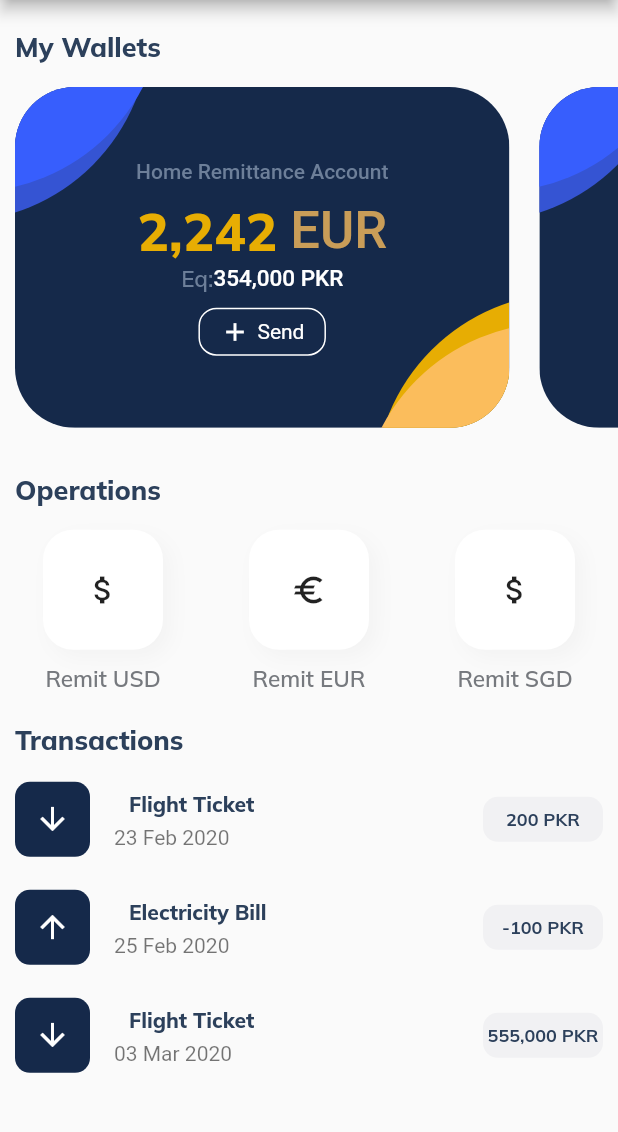
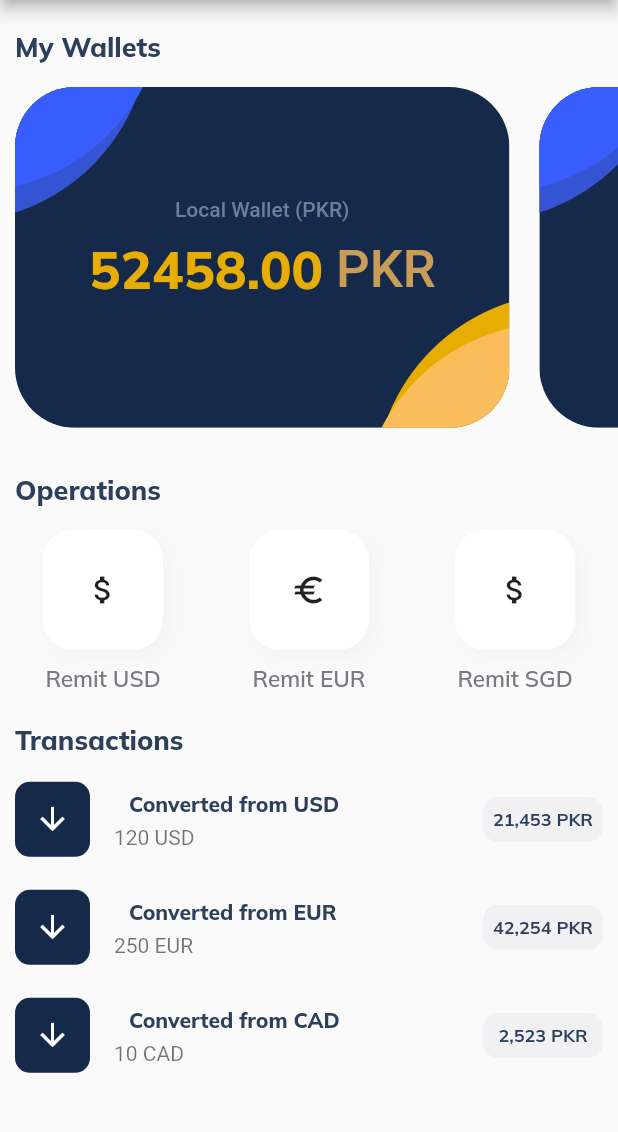
Before and after one commit to hamzakhurshid12/JSBank-Remittance-App, a Flutter app: the HomeView screen opened by its route, on a phone screen of 412 x 824 dp, the part 84-1216 px from its top. Run offline on Flutter 3.47's test engine with Material 2 defaults, Android fonts, the light colour scheme and no system bars; our stand-ins replace flutter_svg, get, google_fonts; missing offline and left inert: currency_picker, json_api; network calls fail.

Commit message:
- Completed Currency Conversion integration

```diff
--- /dev/null
+++ b/assets/models/all_transactions.json
@@ -0,0 +1,15 @@
+{"all_transactions": [
+  {
+    "title": "Remittance from USD",
+    "amount": 20450,
+    "currency": "PKR",
+    "buttonText": "200 USD"
+  },
+  {
+    "title": "Remittance from EUR",
+    "amount": 20450,
+    "currency": "PKR",
+    "buttonText": "250 EUR"
+  }
+]
+}
--- /dev/null
+++ b/assets/models/all_wallets.json
@@ -0,0 +1,9 @@
+{"all_wallets": [
+  {
+        "title": "USD",
+        "amount": 20.04,
+        "currency": "USD",
+        "buttonText": "Transfer"
+  }
+  ]
+}
--- a/lib/app/modules/home/views/home_view.dart
+++ b/lib/app/modules/home/views/home_view.dart
@@ -2,6 +2,7 @@ import 'package:flutter/material.dart';
 
 import 'package:get/get.dart';
 import 'package:google_fonts/google_fonts.dart';
+import 'package:jsbank_remittance/app/modules/transfer/controllers/transfer_controller.dart';
 import 'package:jsbank_remittance/app/modules/transfer/views/transfer_view.dart';
 import 'package:jsbank_remittance/app/utils/color_helper.dart';
 import 'package:jsbank_remittance/app/utils/widgets/balance_card.dart';
@@ -11,6 +12,9 @@ import 'package:jsbank_remittance/app/utils/widgets/text/title_text.dart';
 import '../controllers/home_controller.dart';
 
 class HomeView extends GetView<HomeController> {
+
+  final TransferController _transferController = Get.put(TransferController());
+
   @override
   Widget build(BuildContext context) {
     return Scaffold(
@@ -39,9 +43,17 @@ class HomeView extends GetView<HomeController> {
                 height: MediaQuery.of(context).size.width * 0.6,
                 child: ListView.builder(
                   scrollDirection: Axis.horizontal,
-                  itemCount: 3,
+                  itemCount: _transferController.allWallets.allWallets!.length,
                   // ignore: avoid_print
-                  itemBuilder: (_, index) => BalanceCard("Home Remittance Account","2,242","EUR","354,000 PKR","Send",(){print("onclick Send Remittance!");}),
+                  itemBuilder: (_, index) => BalanceCard(_transferController.allWallets.allWallets![index].title,
+                      _transferController.allWallets.allWallets![index].amount!.toStringAsFixed(2),
+                      _transferController.allWallets.allWallets![index].currency,
+                      _transferController.allWallets.allWallets![index].buttonText,
+                          (){
+                            _transferController.sendingCurrencyController.text = _transferController.allWallets.allWallets![index].currency!;
+                            _transferController.sendingAmountController.text = _transferController.allWallets.allWallets![index].amount!.toStringAsFixed(2);
+                            Get.to(TransferView());
+                          }),
                 )
             ),
             const Padding(
@@ -116,9 +128,9 @@ class HomeView extends GetView<HomeController> {
       padding: const EdgeInsets.symmetric(horizontal: 10.0),
       child: Column(
         children: <Widget>[
-          _transaction("Flight Ticket", "23 Feb 2020", true, "200 PKR"),
-          _transaction("Electricity Bill", "25 Feb 2020", false, "-100 PKR"),
-          _transaction("Flight Ticket", "03 Mar 2020", true, "555,000 PKR"),
+          _transaction("Converted from USD", "120 USD", true, "21,453 PKR"),
+          _transaction("Converted from EUR", "250 EUR", true, "42,254 PKR"),
+          _transaction("Converted from CAD", "10 CAD", true, "2,523 PKR"),
         ],
       ),
     );
--- a/lib/app/routes/app_pages.dart
+++ b/lib/app/routes/app_pages.dart
@@ -13,7 +13,7 @@ part 'app_routes.dart';
 class AppPages {
   AppPages._();
 
-  static const INITIAL = Routes.TRANSFER;
+  static const INITIAL = Routes.HOME;
 
   static final routes = [
     GetPage(
--- a/lib/app/utils/widgets/balance_card.dart
+++ b/lib/app/utils/widgets/balance_card.dart
@@ -8,12 +8,11 @@ class BalanceCard extends StatelessWidget {
   String? title;
   String? amount;
   String? currency;
-  String? equivalentAmount;
   String? buttonText;
   Function()? onClickButton;
 
 
-  BalanceCard(this.title, this.amount, this.currency, this.equivalentAmount,
+  BalanceCard(this.title, this.amount, this.currency,
       this.buttonText, this.onClickButton, {Key? key}) : super(key: key);
 
   @override
@@ -61,31 +60,11 @@ class BalanceCard extends StatelessWidget {
                         ),
                       ],
                     ),
-                    Row(
-                      mainAxisAlignment: MainAxisAlignment.center,
-                      children: <Widget>[
-                        Text(
-                          'Eq:',
-                          style: GoogleFonts.mulish(
-                              //textStyle: Theme.of(context).textTheme.display1,
-                              fontSize: 15,
-                              fontWeight: FontWeight.w600,
-                              color: ColorHelper.lightNavyBlue),
-                        ),
-                        Text(
-                          equivalentAmount!,
-                          style: const TextStyle(
-                              fontSize: 15,
-                              fontWeight: FontWeight.w500,
-                              color: Colors.white),
-                        ),
-                      ],
-                    ),
-                    SizedBox(
+                    const SizedBox(
                       height: 10,
                     ),
-                    Container(
-                        width: 85,
+                    buttonText!=""? Container(
+                        width: 90,
                         padding:
                         EdgeInsets.symmetric(horizontal: 5, vertical: 5),
                         decoration: BoxDecoration(
@@ -107,7 +86,7 @@ class BalanceCard extends StatelessWidget {
                             ],
                           )
                         ),
-                        )
+                        ) : Container(),
                   ],
                 ),
                 Positioned(
```
Also changed, not shown: lib/app/data/Wallets.dart (added, +32 -0 lines), lib/app/modules/auth/controllers/auth_controller.dart (+23 -0 lines), lib/app/modules/transfer/controllers/transfer_controller.dart (+24 -0 lines), lib/app/modules/transfer/views/transfer_successful_view.dart (added, +81 -0 lines), lib/app/modules/transfer/views/transfer_view.dart (+30 -11 lines), assets/images/ic_big_checkmark.png (added).
